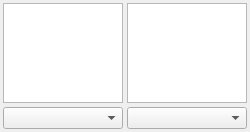
Qt form src/GUI/traywidget.ui (denix56/Apertium-GP) before a commit.
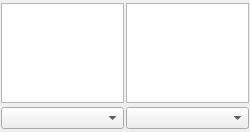
The same form after that commit. Custom widgets are drawn as their Qt base class.

```diff
--- a/src/GUI/traywidget.ui
+++ b/src/GUI/traywidget.ui
@@ -44,14 +44,14 @@
    <item row="0" column="0">
     <widget class="TrayInputTextEdit" name="textEdit">
      <property name="sizePolicy">
-      <sizepolicy hsizetype="Fixed" vsizetype="Fixed">
+      <sizepolicy hsizetype="Expanding" vsizetype="Fixed">
        <horstretch>0</horstretch>
        <verstretch>0</verstretch>
       </sizepolicy>
      </property>
      <property name="maximumSize">
       <size>
-       <width>120</width>
+       <width>1000</width>
        <height>100</height>
       </size>
      </property>
@@ -65,14 +65,14 @@
    <item row="0" column="1">
     <widget class="QTextEdit" name="textEdit_2">
      <property name="sizePolicy">
-      <sizepolicy hsizetype="Fixed" vsizetype="Expanding">
+      <sizepolicy hsizetype="Expanding" vsizetype="Fixed">
        <horstretch>0</horstretch>
        <verstretch>0</verstretch>
       </sizepolicy>
      </property>
      <property name="maximumSize">
       <size>
-       <width>120</width>
+       <width>1000</width>
        <height>100</height>
       </size>
      </property>
```
